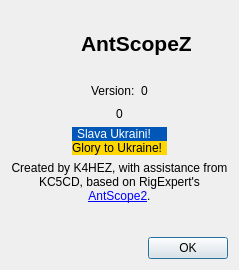
First picture: the form in src/aboutdialog.ui, repository K4HEZ/AntScopeZ, before the edit.
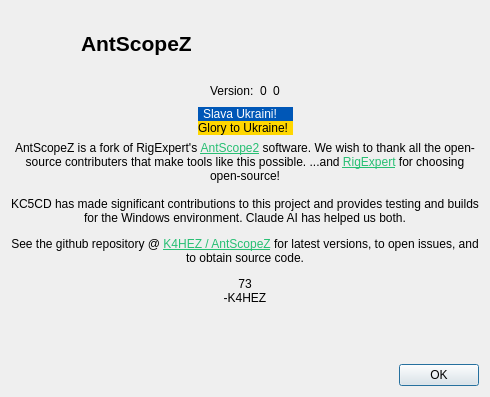
Second picture: the form after the edit. Icons and pictures are not drawn.

Commit message:
About dialog: expanded credits text, resized to fit
Rewritten credits as rich HTML (thanks to open-source contributors,
RigExpert, KC5CD, Claude AI; repo link; sign-off), dialog resized to
fit it, buildLabel/creditsLabel reordered and re-aligned.

```diff
--- a/src/aboutdialog.ui
+++ b/src/aboutdialog.ui
@@ -6,8 +6,8 @@
    <rect>
     <x>0</x>
     <y>0</y>
-    <width>239</width>
-    <height>270</height>
+    <width>490</width>
+    <height>397</height>
    </rect>
   </property>
   <property name="windowTitle">
@@ -101,6 +101,16 @@
        </property>
       </widget>
      </item>
+     <item>
+      <widget class="QLabel" name="buildLabel">
+       <property name="text">
+        <string notr="true">0</string>
+       </property>
+       <property name="alignment">
+        <set>Qt::AlignmentFlag::AlignCenter</set>
+       </property>
+      </widget>
+     </item>
      <item>
       <spacer name="horizontalSpacer_2">
        <property name="orientation">
@@ -116,16 +126,6 @@
      </item>
     </layout>
    </item>
-   <item>
-    <widget class="QLabel" name="buildLabel">
-     <property name="text">
-      <string notr="true">0</string>
-     </property>
-     <property name="alignment">
-      <set>Qt::AlignmentFlag::AlignCenter</set>
-     </property>
-    </widget>
-   </item>
    <item>
     <layout class="QHBoxLayout" name="horizontalLayout_flag">
      <item>
@@ -198,7 +198,7 @@
    <item>
     <widget class="QLabel" name="creditsLabel">
      <property name="text">
-      <string>Created by K4HEZ, with assistance from KC5CD, based on RigExpert's &lt;a href=&quot;https://rigexpert.com/software/antscope2/&quot;&gt;AntScope2&lt;/a&gt;.</string>
+      <string>&lt;html&gt;&lt;head/&gt;&lt;body&gt;&lt;p&gt;AntScopeZ is a fork of RigExpert's &lt;a href=&quot;https://rigexpert.com/software/antscope2/&quot;&gt;&lt;span style=&quot; text-decoration: underline; color:#27bf73;&quot;&gt;AntScope2&lt;/span&gt;&lt;/a&gt; software. We wish to thank all the open-source contributers that make tools like this possible. ...and &lt;a href=&quot;www.rigexpert.com&quot;&gt;&lt;span style=&quot; text-decoration: underline; color:#27bf73;&quot;&gt;RigExpert&lt;/span&gt;&lt;/a&gt; for choosing open-source!&lt;br/&gt;&lt;br/&gt;KC5CD has made significant contributions to this project and provides testing and builds for the Windows environment. Claude AI has helped us both.&lt;/p&gt;&lt;p&gt;See the github repository @ &lt;a href=&quot;https://github.com/K4HEZ/AntScopeZ&quot;&gt;&lt;span style=&quot; text-decoration: underline; color:#27bf73;&quot;&gt;K4HEZ / AntScopeZ&lt;/span&gt;&lt;/a&gt; for latest versions, to open issues, and to obtain source code.&lt;/p&gt;&lt;p&gt;73 &lt;br/&gt;-K4HEZ&lt;/p&gt;&lt;/body&gt;&lt;/html&gt;</string>
      </property>
      <property name="textFormat">
       <enum>Qt::TextFormat::RichText</enum>
```
Left out of the diff: 17 changed lines with no effect on the pictures.
